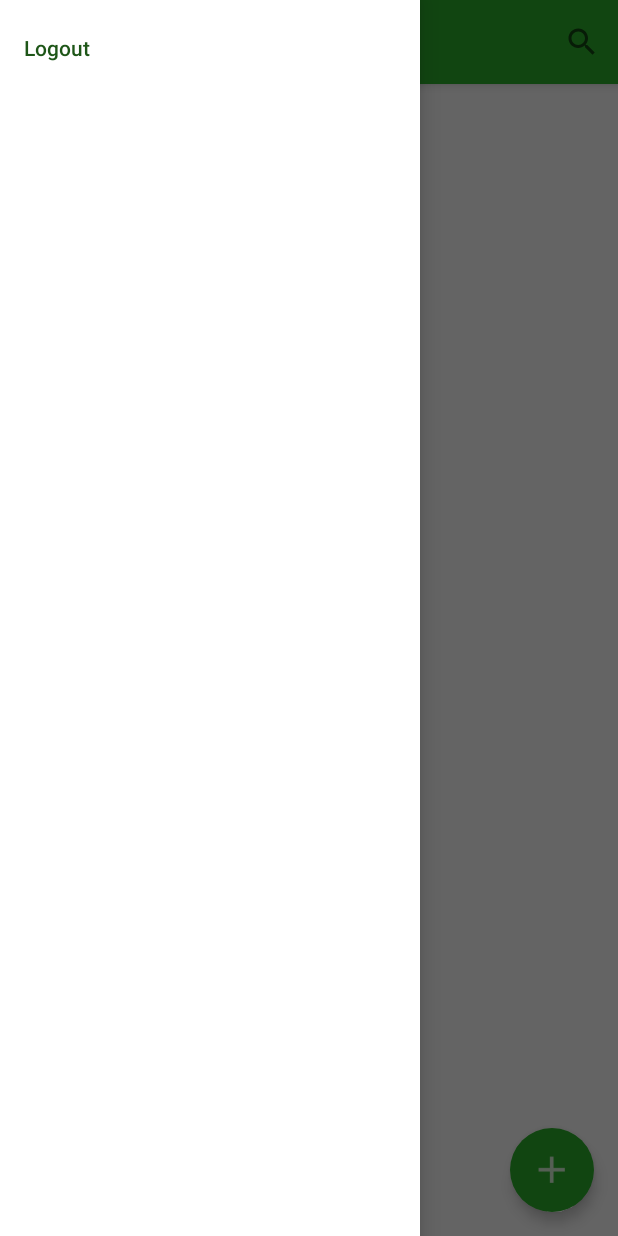
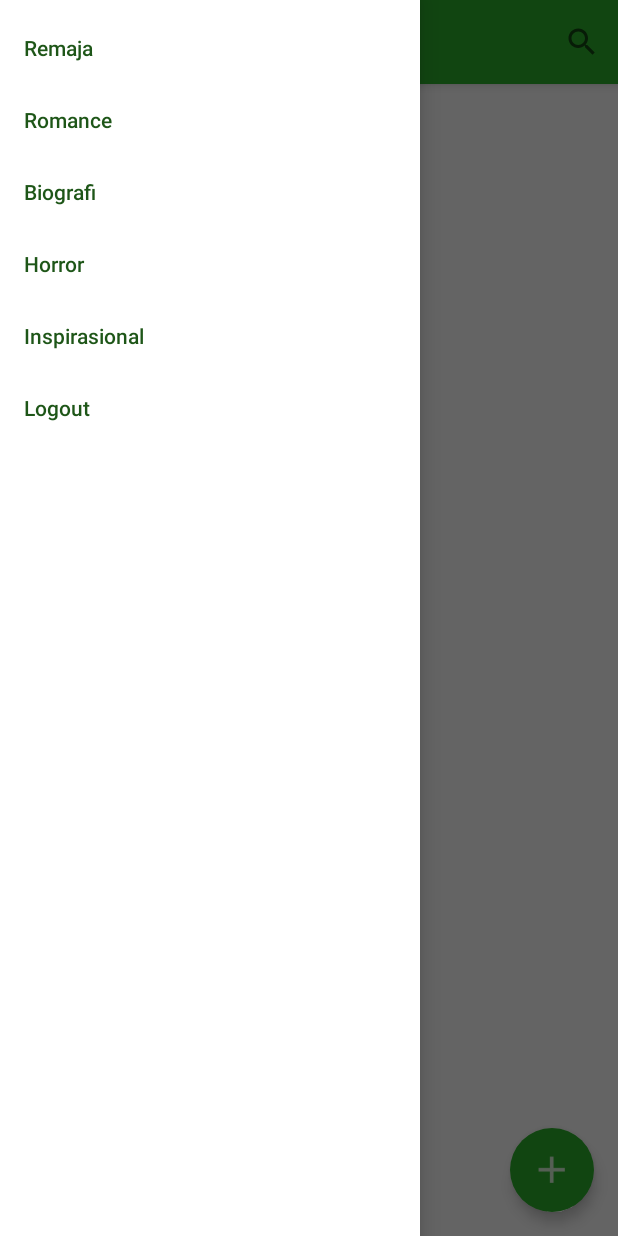
Before and after one commit to rifalous/My-Personal-Library, an Android app: the MainActivity screen opened directly, with no data from a screen before it, with the side drawer open, on a phone screen of 412 x 824 dp. Run offline under Robolectric (Android 15) with nearby library versions, the phone set to English and light mode, and no system bars; our stand-ins replace Picasso; pictures from the network do not load.

Commit message:
Insert berdasarkan user Penambahan menu pada drawer

```diff
--- a/app/src/main/java/com/a4visionmedia/personallibrary/InputBookActivity.java
+++ b/app/src/main/java/com/a4visionmedia/personallibrary/InputBookActivity.java
@@ -133,7 +133,7 @@ public class InputBookActivity extends AppCompatActivity {
             }
             Log.d("emptyw", "adaam");
             PostData sendData = new PostData();
-            sendData.execute(judul,pengarang,penerbit, kategori, noISBN);
+            sendData.execute(judul,pengarang,penerbit, kategori, noISBN, mUsername);
         }
 
 
@@ -184,12 +184,13 @@ public class InputBookActivity extends AppCompatActivity {
         @Override
         protected String doInBackground(String... args) {
             Log.d("StartData", "Starting");
-            String judul, pengarang, penerbit, kategori, no_isbn;
+            String judul, pengarang, penerbit, kategori, no_isbn, username;
             judul = args[0];
             pengarang = args[1];
             penerbit = args[2];
             kategori = args[3];
             no_isbn = args[4];
+            username = args[5];
 
             ImageProcessClass imageProcessClass = new ImageProcessClass();
 
@@ -200,6 +201,7 @@ public class InputBookActivity extends AppCompatActivity {
             HashMapParams.put("pengarang", pengarang);
             HashMapParams.put("penerbit", penerbit);
             HashMapParams.put("kategori", kategori);
+            HashMapParams.put("username", username);
             HashMapParams.put(ImageName, judul);
 
             if(mConvertedImageString!=null){
--- a/app/src/main/res/menu/drawer_menu.xml
+++ b/app/src/main/res/menu/drawer_menu.xml
@@ -1,4 +1,9 @@
 <?xml version="1.0" encoding="utf-8"?>
 <menu xmlns:android="http://schemas.android.com/apk/res/android">
+    <item android:id="@+id/remaja" android:title="Remaja"/>
+    <item android:id="@+id/romance" android:title="Romance"/>
+    <item android:id="@+id/biografi" android:title="Biografi"/>
+    <item android:id="@+id/horror" android:title="Horror"/>
+    <item android:id="@+id/inspirasional" android:title="Inspirasional"/>
     <item android:id="@+id/logout" android:title="Logout"/>
 </menu>
```
